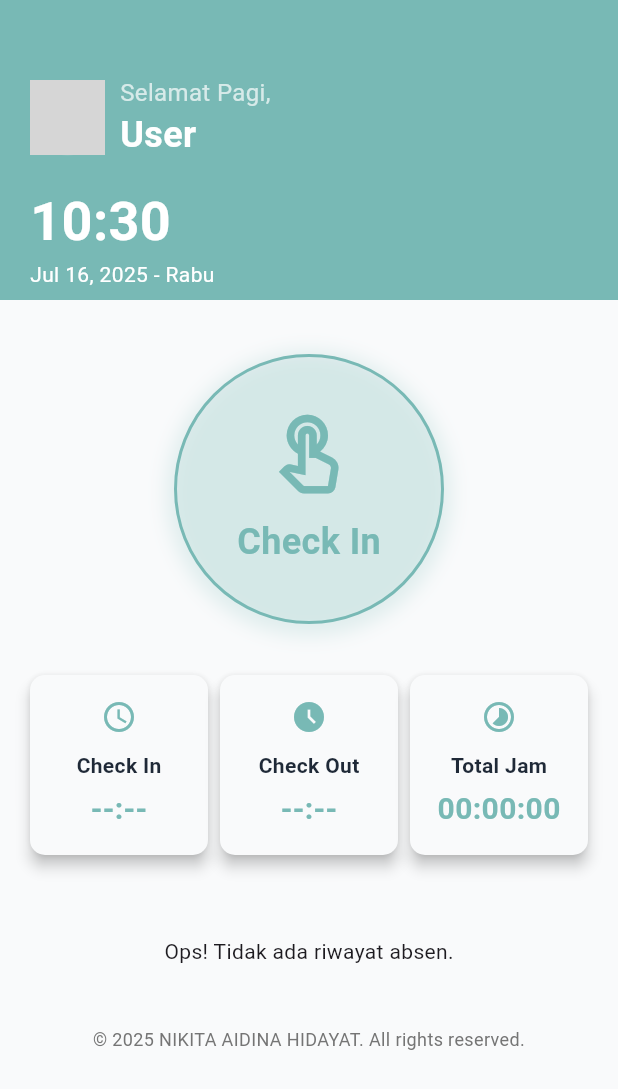
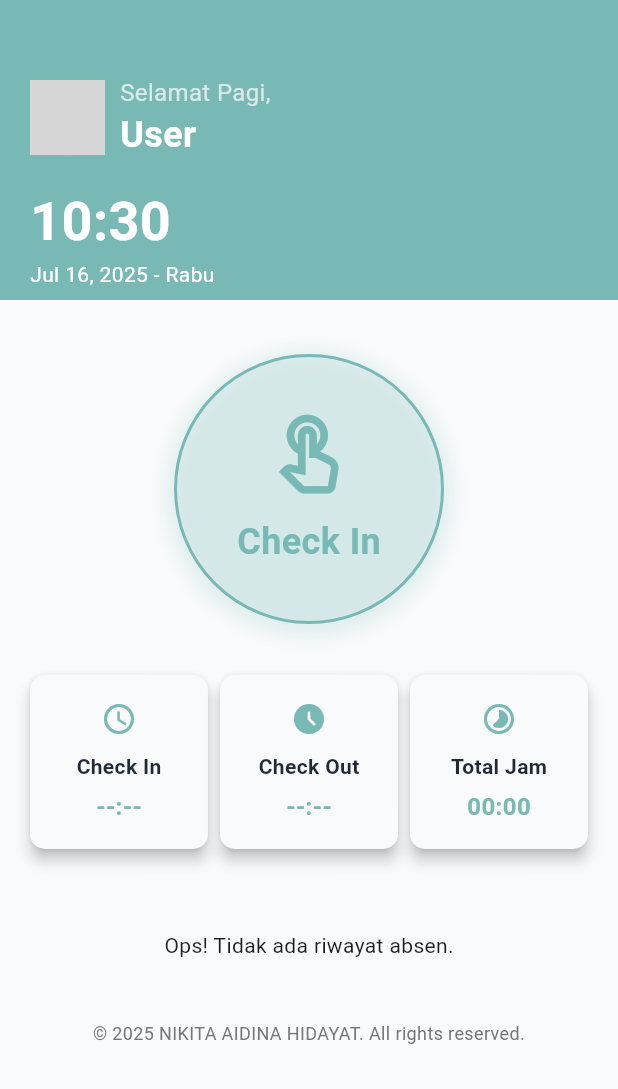
Before and after one commit to moqi201/absensi, a Flutter app: the HomeScreen screen opened directly, after a tap on "OK", on a phone screen of 412 x 824 dp. Shown: the top 1089 px of the screen. Run offline on Flutter 3.47's test engine with Material 3 defaults, Android fonts, the phone set to English and light mode, and no system bars; our stand-ins replace geocoding, geolocator, image_picker, shared_preferences; accounts and stored records are empty; network calls fail; grey boxes are pictures that could not be loaded.

Commit message:
merapihkan overvlow'

```diff
--- a/lib/screens/auth/register_screen.dart
+++ b/lib/screens/auth/register_screen.dart
@@ -238,6 +238,7 @@ class _RegisterScreenState extends State<RegisterScreen> {
             child: Padding(
               // Apply padding directly to the content
               padding: const EdgeInsets.symmetric(horizontal: 24, vertical: 20),
+              child: SingleChildScrollView(
                 child: Form(
                   key: _formKey,
                   child: Column(
@@ -316,7 +317,9 @@ class _RegisterScreenState extends State<RegisterScreen> {
                             if (value == null || value.isEmpty) {
                               return 'Email cannot be empty';
                             }
-                          if (!RegExp(r'^[^@]+@[^@]+\.[^@]+').hasMatch(value)) {
+                            if (!RegExp(
+                              r'^[^@]+@[^@]+\.[^@]+',
+                            ).hasMatch(value)) {
                               return 'Enter a valid email address';
                             }
                             return null;
@@ -592,6 +595,7 @@ class _RegisterScreenState extends State<RegisterScreen> {
                 ),
               ),
             ),
+          ),
         ],
       ),
     );
--- a/lib/screens/home_screen.dart
+++ b/lib/screens/home_screen.dart
@@ -415,7 +415,7 @@ class _HomeScreenState extends State<HomeScreen> {
   // Mengubah _calculateWorkingHours untuk menerima AbsenceToday
   String _calculateWorkingHours(AbsenceToday? absence) {
     if (absence == null || absence.jamMasuk == null) {
-      return '00:00:00';
+      return '00:00';
     }
 
     final DateTime checkInDateTime = absence.jamMasuk!;
@@ -782,7 +782,7 @@ class _HomeScreenState extends State<HomeScreen> {
         shape: RoundedRectangleBorder(borderRadius: BorderRadius.circular(10)),
         elevation: 4,
         child: Padding(
-          padding: const EdgeInsets.all(16.0),
+          padding: const EdgeInsets.all(17.0),
           child: Column(
             crossAxisAlignment:
                 CrossAxisAlignment.center, // Pusatkan untuk kartu-kartu ini
@@ -801,7 +801,7 @@ class _HomeScreenState extends State<HomeScreen> {
               Text(
                 value,
                 style: TextStyle(
-                  fontSize: 20, // Sedikit lebih kecil untuk ketiga ini
+                  fontSize: 16, // Sedikit lebih kecil untuk ketiga ini
                   fontWeight: FontWeight.bold,
                   color: iconColor,
                 ),
```
Lines whose indentation alone changed are shown as unchanged.
